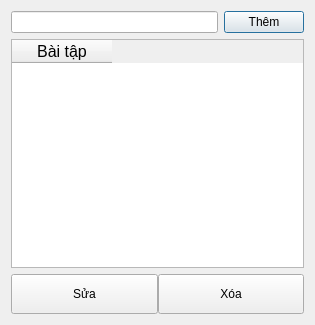
Before: the Qt Designer form GUI/popup_exercise.ui in tuntun2709/IMU_Project, drawn with Qt 5.
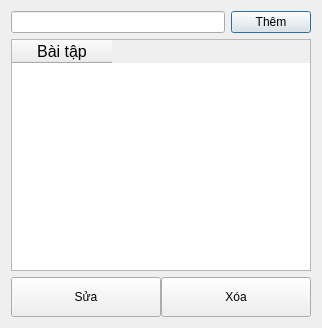
After: the same form once the commit is applied.

Patch:
```diff
--- a/GUI/popup_exercise.ui
+++ b/GUI/popup_exercise.ui
@@ -6,8 +6,8 @@
    <rect>
     <x>0</x>
     <y>0</y>
-    <width>315</width>
-    <height>325</height>
+    <width>318</width>
+    <height>328</height>
    </rect>
   </property>
   <property name="windowTitle">
@@ -29,7 +29,19 @@
     </layout>
    </item>
    <item>
-    <widget class="QTableWidget" name="tableWidget">
+    <widget class="QTableWidget" name="tableWidget_Exercise">
+     <property name="minimumSize">
+      <size>
+       <width>300</width>
+       <height>230</height>
+      </size>
+     </property>
+     <property name="selectionMode">
+      <enum>QAbstractItemView::SingleSelection</enum>
+     </property>
+     <property name="verticalScrollMode">
+      <enum>QAbstractItemView::ScrollPerItem</enum>
+     </property>
      <column>
       <property name="text">
        <string>Bài tập</string>
```
Left out of the diff: 8 changed lines with no effect on the pictures.
